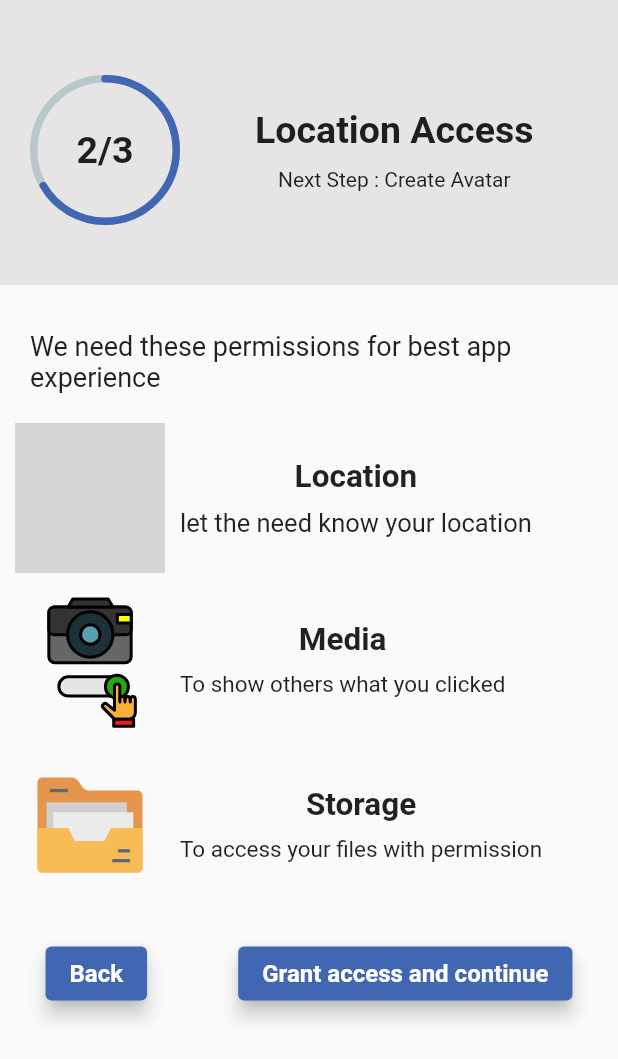
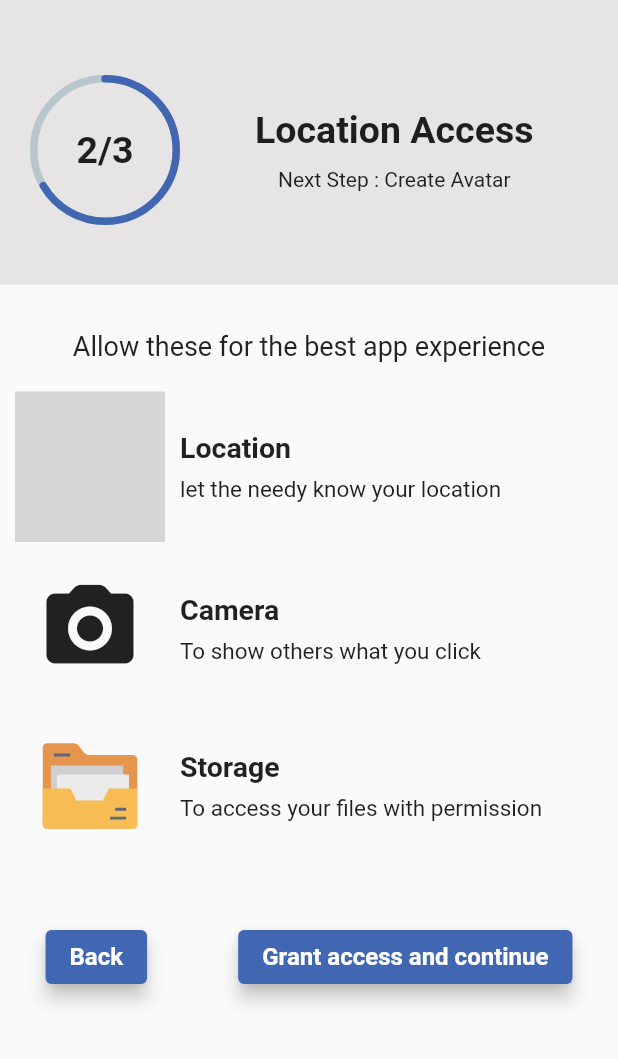
Before and after one commit to aditya-taparia/googleSolutionChallenge, a Flutter app: the screen it shows once a user with an empty profile is signed in, after a tap on "Create & Continue", on a phone screen of 412 x 824 dp. Shown: the top 1059 px of the screen. Run offline on Flutter 3.47's test engine with Material 2 defaults, Android fonts, the phone set to English and light mode, and no system bars; drawn by our look-alikes of percent_indicator; our stand-ins replace firebase_auth, firebase_core, google_fonts, google_sign_in, lottie, rxdart and 2 more; missing offline and left inert: particles_flutter, side_header_list_view; accounts and stored records are empty; grey boxes are pictures that could not be loaded.

Commit message:
Some changes in steps.dart

```diff
--- a/lib/screens/steps.dart
+++ b/lib/screens/steps.dart
@@ -146,7 +146,7 @@ Widget switchcase(value, continueStep, previousStep, BuildContext context) {
         children: [
           const Padding(
             padding: EdgeInsets.fromLTRB(20, 30, 20, 20),
-            child: Text('We need these permissions for best app experience',
+            child: Text('Allow these for the best app experience',
                 style: TextStyle(fontSize: 18)),
           ),
           Column(
@@ -159,19 +159,20 @@ Widget switchcase(value, continueStep, previousStep, BuildContext context) {
                         width: 120,
                         child: Lottie.asset('assets/location.json')),
                     Column(
+                      crossAxisAlignment: CrossAxisAlignment.start,
                       children: const [
                         Padding(
                           padding: EdgeInsets.fromLTRB(0, 0, 0, 8),
                           child: Text(
                             'Location',
                             style: TextStyle(
-                                fontSize: 21, fontWeight: FontWeight.bold),
+                                fontSize: 19, fontWeight: FontWeight.bold),
                           ),
                         ),
                         Text(
-                          'let the need know your location',
+                          'let the needy know your location',
                           style: TextStyle(
-                            fontSize: 17,
+                            fontSize: 15,
                           ),
                         ),
                       ],
@@ -185,19 +186,31 @@ Widget switchcase(value, continueStep, previousStep, BuildContext context) {
                       SizedBox(
                           height: 100,
                           width: 120,
-                          child: Lottie.asset('assets/camera.json')),
+                          child: Icon(
+                            Icons.camera_alt_rounded,
+                            size: 70,
+                            // color: Color.fromRGBO(66, 103, 178, 1),
+                          )),
                       Column(
-                        children: const [
+                        crossAxisAlignment: CrossAxisAlignment.start,
+                        children: [
                           Padding(
                             padding: EdgeInsets.fromLTRB(0, 0, 0, 8),
-                            child: Text(
-                              'Media',
-                              style: TextStyle(
-                                  fontSize: 21, fontWeight: FontWeight.bold),
+                            child: Row(
+                              mainAxisAlignment: MainAxisAlignment.start,
+                              children: [
+                                Text(
+                                  'Camera',
+                                  style: TextStyle(
+                                      fontSize: 19,
+                                      fontWeight: FontWeight.bold),
+                                  // textAlign: TextAlign.start,
+                                ),
+                              ],
                             ),
                           ),
                           Text(
-                            'To show others what you clicked',
+                            'To show others what you click',
                             style: TextStyle(
                               fontSize: 15,
                             ),
@@ -212,17 +225,18 @@ Widget switchcase(value, continueStep, previousStep, BuildContext context) {
                   child: Row(
                     children: [
                       SizedBox(
-                          height: 100,
+                          height: 90,
                           width: 120,
                           child: Lottie.asset('assets/storage.json')),
                       Column(
+                        crossAxisAlignment: CrossAxisAlignment.start,
                         children: const [
                           Padding(
                             padding: EdgeInsets.fromLTRB(0, 0, 0, 8),
                             child: Text(
                               'Storage',
                               style: TextStyle(
-                                  fontSize: 21, fontWeight: FontWeight.bold),
+                                  fontSize: 19, fontWeight: FontWeight.bold),
                             ),
                           ),
                           Text(
@@ -238,7 +252,7 @@ Widget switchcase(value, continueStep, previousStep, BuildContext context) {
                 )
               ]),
               Padding(
-                padding: const EdgeInsets.only(top: 25.0),
+                padding: const EdgeInsets.only(top: 45.0),
                 child: Row(
                   mainAxisAlignment: MainAxisAlignment.spaceAround,
                   children: [
```
